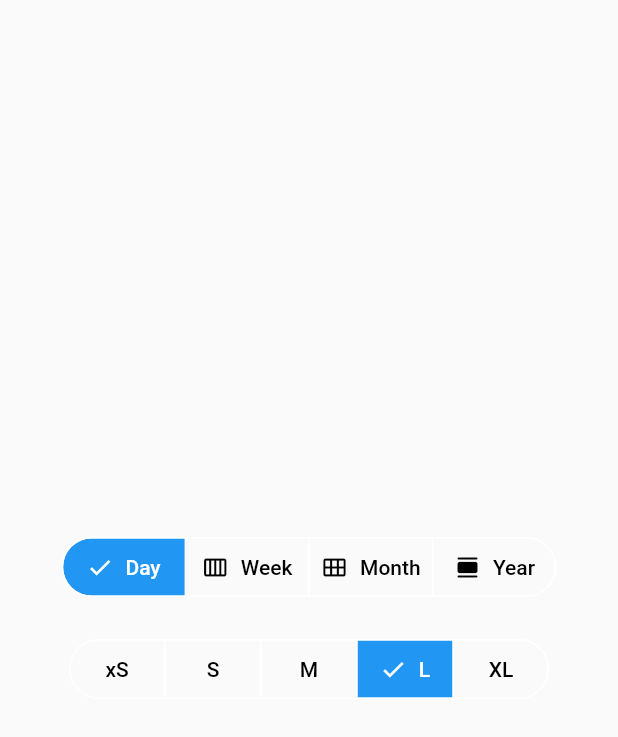
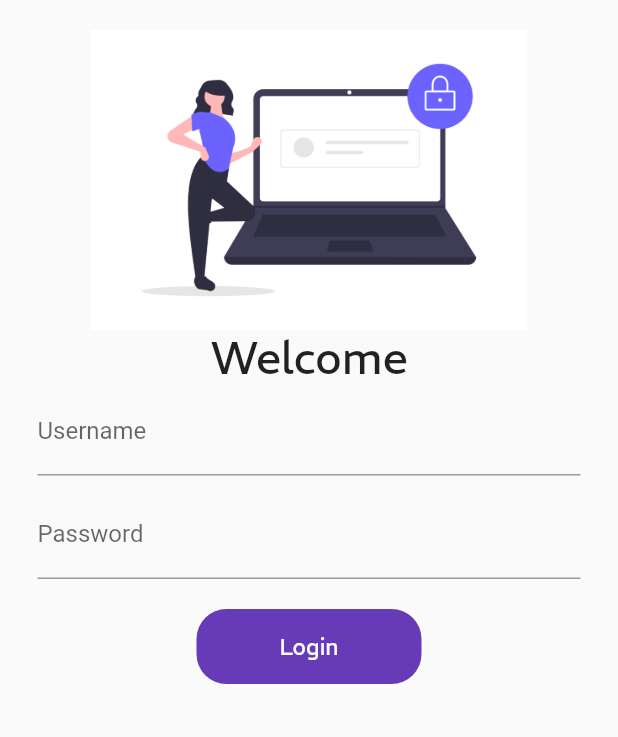
Before and after one commit to ankitRrathi/project1, a Flutter app: the screen it shows after launch, on a phone screen of 412 x 824 dp. Shown: the top 737 px of the screen. Run offline on Flutter 3.47's test engine with Material 2 defaults, Android fonts, the phone set to English and light mode, and no system bars.

```diff
--- /dev/null
+++ b/lib/MyRoutes.dart
@@ -0,0 +1,5 @@
+class MyRoutes
+{
+  static String loginRoute ="/login";
+  static String homeRoute = "/homepage";
+}
--- a/lib/main.dart
+++ b/lib/main.dart
@@ -1,31 +1,34 @@
 
-// ignore_for_file: unused_import
+// ignore_for_file: unused_import, prefer_const_constructors
 
 import 'package:flutter/material.dart';
 import 'package:project1/pages/homepage.dart';
 import 'package:project1/widgets/rounded_btn.dart';
 
 
-
 void main()
 {
-  runApp( const  MaterialApp(
+  runApp(   MaterialApp(
+    debugShowCheckedModeBanner: false,
     home: MyApp(),
   )
   );
 
 }
-class MyApp extends StatelessWidget {
+class MyApp extends StatefulWidget {
   const MyApp({super.key});
+
+  @override
+  State<MyApp> createState() => _MyAppState();
+}
+
+class _MyAppState extends State<MyApp> {
 
   @override
   Widget build(BuildContext context) {
 
-
-
-  return const Scaffold(
-
-    body:  Homepage(),
-  );
+    return Scaffold(
+      body: Homepage(),
+    );
   }
 }
--- a/lib/pages/homepage.dart
+++ b/lib/pages/homepage.dart
@@ -1,108 +1,86 @@
+
+// ignore_for_file: prefer_const_constructors
 
 import 'package:flutter/material.dart';
-//import 'package:project1/widgets/rounded_btn.dart';
+import 'package:project1/widgets/rounded_btn.dart';
+
+
+
 class Homepage extends StatefulWidget {
-   const Homepage({Key? key}) : super(key: key);
+  const Homepage({
+    Key? key,
+
+  }) : super(key: key);
+
 
   @override
   State<Homepage> createState() => _HomepageState();
 }
 
-class _HomepageState extends State<Homepage> with SingleTickerProviderStateMixin{
+class _HomepageState extends State<Homepage>{
+  bool change =false;
+
 
   @override
   Widget build(BuildContext context) {
-    return const Scaffold(
-      body: Center(
+
+    return Material(
       child: Column(
-          mainAxisAlignment: MainAxisAlignment.center,
         children: [
-             Spacer(),
-            SingleChoice(),
-             SizedBox(height: 20),
-            MultipleChoice(),
-             Spacer(),
+          Padding(padding: EdgeInsets.all(10)),
+          Container(height: 200,
+          color: Colors.white,
+            child: Image.asset('assets/images/abc.png',fit: BoxFit.cover,)),
+          Text('Welcome',style: TextStyle(fontSize: 30,fontFamily: 'ankit'),),
+          Padding(
+            padding: const EdgeInsets.symmetric(horizontal: 25),
+            child: Column(
+              children: [
+                TextFormField( decoration: InputDecoration(hintText: 'Enter Username',
+                  label: Text('Username')
+                ),
+                ),
+                SizedBox(height: 10,),
+                TextFormField(
+                  obscureText: true,
+                  decoration: InputDecoration(
+                    hintText: 'Enter Password',
+
+                    label: Text('Password')
+                  ),
+                ),
+                Padding(padding: EdgeInsets.symmetric(vertical: 5)),
               ],
             ),
           ),
+          SizedBox(height: 10,),
+          InkWell(
+            onTap: ()
+            {
+              setState(() {
+                change =false;
 
-    );
+              });
+              // Navigator.push(context, MaterialPageRoute(builder: (context)=>RoundButton()));
+            },
+            child: AnimatedContainer(
+              duration: Duration(seconds: 1),
+              width: change? 50 : 150,
+              height: 50, alignment: Alignment.center,
+              child: Text('Login',style: TextStyle(fontSize: 15,fontFamily: 'ankit',color: Colors.white),),
+              decoration: BoxDecoration(
+                color: Colors.deepPurple,
+                borderRadius: BorderRadius.circular(change ? 15 : 20)
+              ),
+            ),
+          )
+          // ElevatedButton(onPressed: (){
+          //   Navigator.push(context, MaterialPageRoute(builder:(context) => RoundButton() ));
+          // }, child: Text('Login'))
+        ],
+      ),
 
-  }
-}
-  enum Calendar {day,week,month,year}
 
-class SingleChoice extends StatefulWidget {
-  const SingleChoice({super.key});
-
-  @override
-  State<SingleChoice> createState() => _SingleChoiceState();
-}
-
-class _SingleChoiceState extends State<SingleChoice> {
-  Calendar calendarView =Calendar.day;
-  @override
-  Widget build(BuildContext context) {
-    return SegmentedButton(
-      segments: const <ButtonSegment<Calendar>>
-      [
-        ButtonSegment<Calendar>(
-          value: Calendar.day,
-          label: Text('Day'),
-          icon: Icon(Icons.calendar_view_day_rounded)),
-          ButtonSegment(value: Calendar.week,
-          label: Text('Week'),
-          icon: Icon(Icons.calendar_view_week_rounded)
-          ),
-          ButtonSegment(value: Calendar.month,
-          label: Text('Month'),
-          icon: Icon(Icons.calendar_view_month_rounded)
-          ),
-          ButtonSegment(value: Calendar.year,
-          label: Text('Year'),
-          icon:Icon(Icons.calendar_view_day_rounded)
-          )
-      ],
-      selected:<Calendar>{calendarView},
-      onSelectionChanged: (Set newSelection)
-      {
-        setState((){
-          calendarView= newSelection.first;
-        });
-      }
     );
  }
  }
-enum Sizes {extraSmall,small,medium,large,extraLarge}
-class MultipleChoice extends StatefulWidget {
-  const MultipleChoice({super.key});
-
-  @override
-  State<MultipleChoice> createState() => _MultipleChoiceState();
-}
-
-class _MultipleChoiceState extends State<MultipleChoice> {
-  Set selection ={Sizes.large,Sizes.extraLarge};
-  @override
-  Widget build(BuildContext context) {
-    return SegmentedButton(
-      segments: const <ButtonSegment<Sizes>>
-      [
-        ButtonSegment(value: Sizes.extraSmall, label: Text('xS')),
-        ButtonSegment(value :Sizes.small,label: Text('S')),
-        ButtonSegment(value:Sizes.medium,label : Text('M')),
-        ButtonSegment(value: Sizes.large,label : Text('L')),
-        ButtonSegment(value: Sizes.extraSmall,label:Text('XL'))
-      ],
-      selected: selection,
-      onSelectionChanged: ( Set newSelection ){
-        setState(() {
-          selection =newSelection;
-        }
-        );
-
-      },
-      multiSelectionEnabled: true,
-      );
-  }
-}
--- a/lib/widgets/rounded_btn.dart
+++ b/lib/widgets/rounded_btn.dart
@@ -6,6 +6,12 @@ class RoundButton extends StatelessWidget {
   @override
   Widget build(BuildContext context) {
    return Scaffold(
+    appBar: AppBar(
+      title: const Text('Round Button'),
+      actions:const  [
+        Icon(Icons.favorite_outline_rounded)
+      ],
+    ),
       body: Center(child: Container(width: 200.0,height: 200.0,color: Colors.blue,))
    );
 
--- a/pubspec.yaml
+++ b/pubspec.yaml
@@ -62,7 +62,8 @@ flutter:
   # the material Icons class.
   uses-material-design: true
   assets:
-    - assets/images/
+    - assets/images/abc.png
+
 
 
 
```
Also changed, not shown: assets/images/abc.png (added), pubspec.lock. Lines whose indentation alone changed are shown as unchanged.
